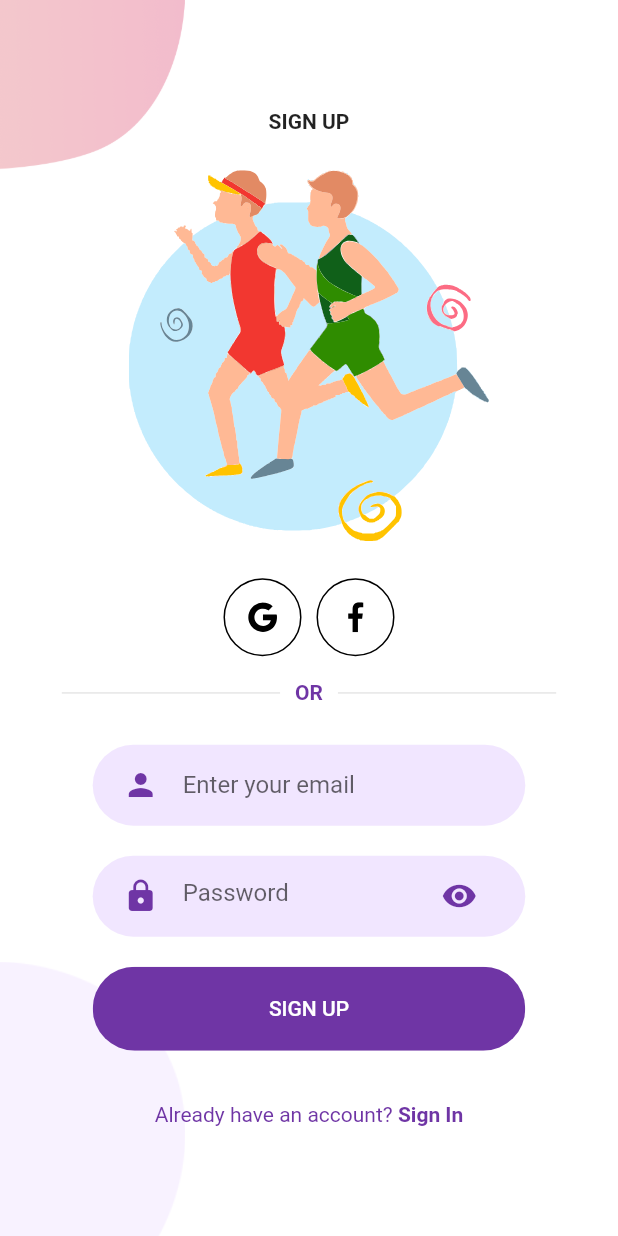
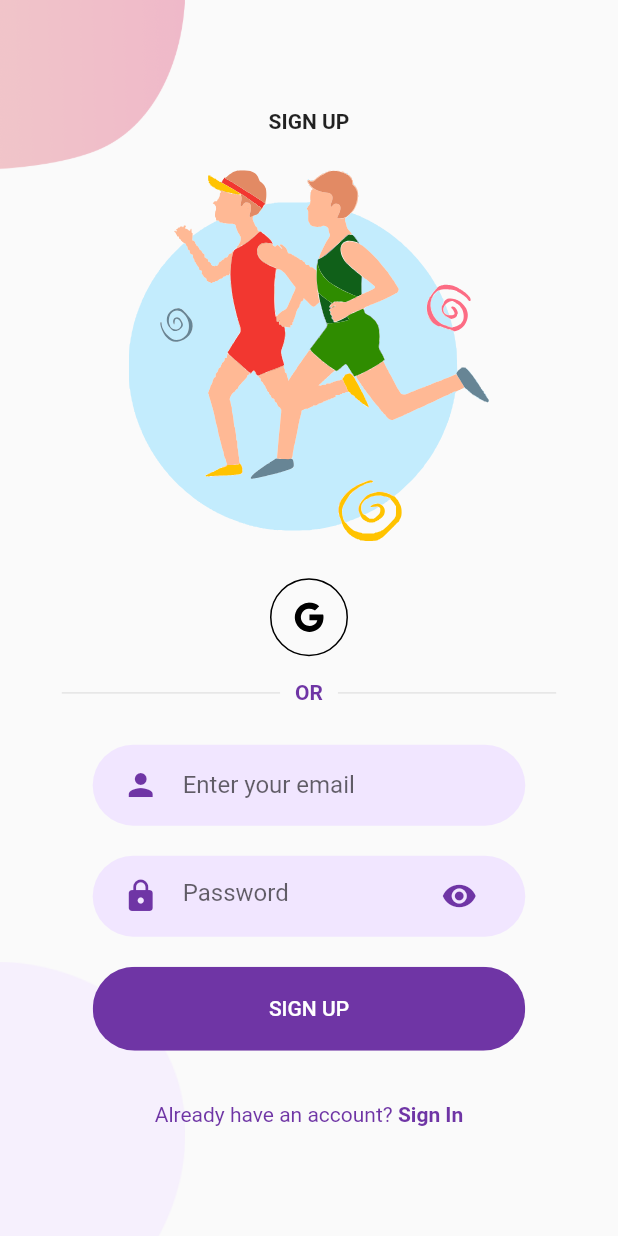
Before and after one commit to soni2261/Runex, a Flutter app: the screen it shows after launch, after a tap on "SIGN UP", on a phone screen of 412 x 824 dp. Run offline on Flutter 3.47's test engine with Material 2 defaults, Android fonts, the light colour scheme and no system bars; our stand-ins replace cloud_firestore, firebase_auth, firebase_core, flutter_spinkit, flutter_svg, google_sign_in and 1 more; accounts and stored records are empty.

Commit message:
Yo bro wussup

```diff
--- a/runex/lib/Screens/SignUp/components/body.dart
+++ b/runex/lib/Screens/SignUp/components/body.dart
@@ -71,21 +71,9 @@ class _BodyState extends State<Body> {
                               imageSrc: "assets/icons/google.svg",
                               press: () {
                                 _authService.signInWithGoogle().then((user) {
-                                  if (user != null) {
-                                    // Navigator.push(
-                                    //     context,
-                                    //     MaterialPageRoute(
-                                    //         builder: (context) => Nav()));
-                                  }
+                                  if (user != null) {}
                                 });
                               },
-                            ),
-                            SizedBox(
-                              width: 10,
-                            ),
-                            SocialIcon(
-                              imageSrc: "assets/icons/facebook.svg",
-                              press: () {},
                             ),
                           ],
                         ),
@@ -117,10 +105,11 @@ class _BodyState extends State<Body> {
                               });
 
                               dynamic result = await _authService
-                                  .registerWithEmailAndPassword(email, password);
+                                  .registerWithEmailAndPassword(
+                                      email, password);
                               if (result == null) {
-                                  error =
-                                      'Could not sign in with those credentials';
+                                error =
+                                    'Could not sign in with those credentials';
                               }
                               setState(() {
                                 loading = false;
@@ -134,6 +123,7 @@ class _BodyState extends State<Body> {
                         AlreadyHaveAnAccountCheck(
                           login: false,
                           press: () {
+                            Navigator.pop(context);
                             Navigator.push(context,
                                 MaterialPageRoute(builder: (context) {
                               return LoginScreen();
--- a/runex/lib/components/rounded_password_field.dart
+++ b/runex/lib/components/rounded_password_field.dart
@@ -2,23 +2,26 @@ import 'package:flutter/material.dart';
 import 'package:runex/components/text_field_container.dart';
 import 'package:runex/constants.dart';
 
-class RoundedPasswordField extends StatelessWidget {
+class RoundedPasswordField extends StatefulWidget {
   final ValueChanged<String> onChanged;
   final String validationText;
 
-  const RoundedPasswordField({
-    Key key,
-    this.onChanged,
-    this.validationText
-  }) : super(key: key);
+  const RoundedPasswordField({Key key, this.onChanged, this.validationText})
+      : super(key: key);
 
+  @override
+  _RoundedPasswordFieldState createState() => _RoundedPasswordFieldState();
+}
+
+class _RoundedPasswordFieldState extends State<RoundedPasswordField> {
+  bool isObscure = true;
   @override
   Widget build(BuildContext context) {
     return TextFieldContainer(
       child: TextFormField(
-        validator: (val) => val.length < 6 ? validationText : null,
-        onChanged: onChanged,
-        obscureText: true,
+        validator: (val) => val.length < 6 ? widget.validationText : null,
+        onChanged: widget.onChanged,
+        obscureText: isObscure,
         decoration: InputDecoration(
             hintText: "Password",
             border: InputBorder.none,
@@ -26,8 +29,13 @@ class RoundedPasswordField extends StatelessWidget {
               Icons.lock,
               color: kPrimaryColor,
             ),
-            suffixIcon: Icon(
-              Icons.visibility,
+            suffixIcon: IconButton(
+              onPressed: () {
+                setState(() {
+                  isObscure = !isObscure;
+                });
+              },
+              icon: Icon(Icons.visibility),
               color: kPrimaryColor,
             )),
       ),
--- a/runex/lib/main.dart
+++ b/runex/lib/main.dart
@@ -16,16 +16,15 @@ Future<void> main() async {
 class MyApp extends StatelessWidget {
   @override
   Widget build(BuildContext context) {
-
-
     return StreamProvider<Utilisateur>.value(
       value: AuthService().utilisateur,
       child: MaterialApp(
+
         title: 'Runex Login',
         debugShowCheckedModeBanner: false,
         theme: ThemeData(
           primaryColor: kPrimaryColor,
-          scaffoldBackgroundColor: Colors.white,
+          //scaffoldBackgroundColor: Colors.white,
           visualDensity: VisualDensity.adaptivePlatformDensity,
         ),
         home: Wrapper(),
--- a/runex/lib/navigation_bar.dart
+++ b/runex/lib/navigation_bar.dart
@@ -1,4 +1,5 @@
 import 'package:flutter/material.dart';
+import 'package:runex/Screens/Communaute/communaute.dart';
 import 'package:runex/Screens/MonEspace/profil.dart';
 
 import 'constants.dart';
@@ -19,9 +20,10 @@ class _NavState extends State<Nav> {
 
   @override
   Widget build(BuildContext context) {
+    List listePages = [Communaute(), Communaute(), Profil()];
     return Scaffold(
       backgroundColor: Colors.purple[50],
-      body: Profil(),
+      body: listePages[_selectedIndex],
       bottomNavigationBar: BottomNavigationBar(
         onTap: onNavTap,
         currentIndex: _selectedIndex,
```
Also changed, not shown: runex/lib/Screens/Login/components/body.dart (+1 -9 lines), runex/lib/Screens/MonEspace/Onglets/Parametres/Parametres.dart (added, +45 -0 lines), runex/lib/Screens/MonEspace/Onglets/Parametres/parametreItem.dart (added, +12 -0 lines), runex/lib/Screens/MonEspace/profil.dart (+5 -9 lines).
